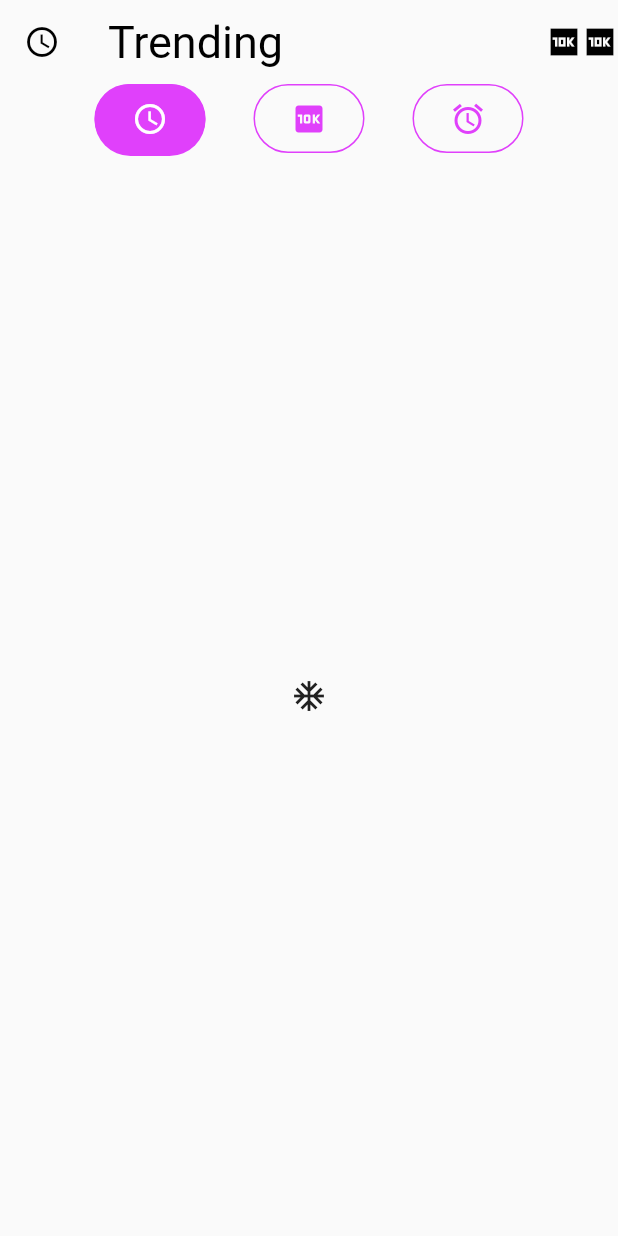
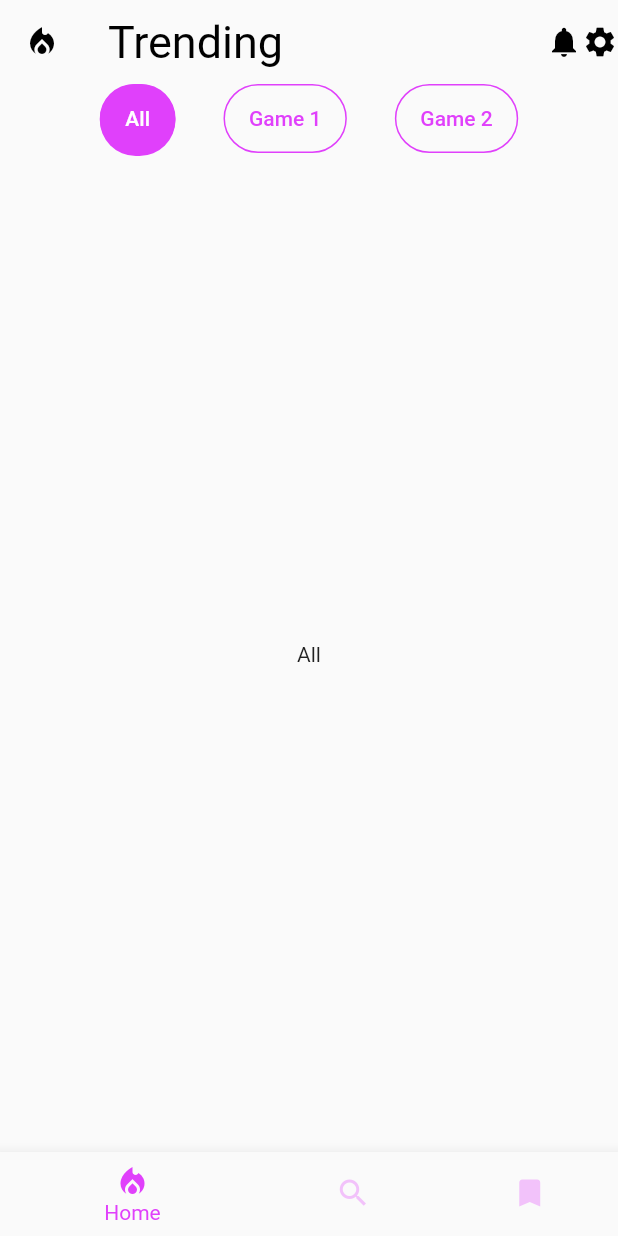
Before and after one commit to skyblastx/watch-this, a Flutter app: the screen it shows after launch, on a phone screen of 412 x 824 dp. Run offline on Flutter 3.47's test engine with Material 2 defaults, Android fonts, the phone set to English and light mode, and no system bars; statements that could not run were skipped.

Commit message:
UI update
- Removed demopage.dart
+ Added bottom nav bar, search tab and bookmark tab

```diff
--- a/lib/demopage.dart
+++ /dev/null
@@ -1,84 +0,0 @@
-import 'package:flutter/material.dart';
-
-class TabBarDemo extends StatelessWidget{
-  const TabBarDemo({Key? key}) : super(key:key);
-
-  @override
-  Widget build(BuildContext context)
-  {
-    return MaterialApp(
-      home: DefaultTabController(
-        length: 3,
-        child: Scaffold(
-          appBar: AppBar(
-            leading: const Icon(Icons.access_time, color: Colors.black),
-            title: const Text("Trending"),
-            titleTextStyle: const TextStyle(color: Colors.black, fontSize: 30),
-            backgroundColor: Colors.transparent,
-            elevation: 0,
-            actions: const [
-              Icon(Icons.ten_k_sharp, color: Colors.black),
-              Icon(Icons.ten_k_sharp, color: Colors.black)
-            ],
-            bottom: TabBar(
-              isScrollable: true,
-              unselectedLabelColor: Colors.purpleAccent,
-              indicatorSize: TabBarIndicatorSize.label,
-              indicator: BoxDecoration(
-                borderRadius: BorderRadius.circular(50),
-                color: Colors.purpleAccent),
-              tabs: [
-                Tab(
-                  child: Container(
-                    decoration: BoxDecoration(
-                      borderRadius: BorderRadius.circular(50),
-                      border: Border.all(color: Colors.purpleAccent, width: 1)
-                    ),
-                    child: const Align(
-                      alignment: Alignment.center,
-                      child: Icon(Icons.access_time),
-                      widthFactor: 3
-                    ),
-                  ),
-                ),
-                Tab(
-                  child: Container(
-                    decoration: BoxDecoration(
-                        borderRadius: BorderRadius.circular(50),
-                        border: Border.all(color: Colors.purpleAccent, width: 1)
-                    ),
-                    child: const Align(
-                      alignment: Alignment.center,
-                      child: Icon(Icons.ten_k),
-                      widthFactor: 3,
-                    ),
-                  ),
-                ),
-                Tab(
-                  child: Container(
-                    decoration: BoxDecoration(
-                        borderRadius: BorderRadius.circular(50),
-                        border: Border.all(color: Colors.purpleAccent, width: 1)
-                    ),
-                    child: const Align(
-                      alignment: Alignment.center,
-                      child: Icon(Icons.access_alarms),
-                      widthFactor: 3,
-                    ),
-                  ),
-                ),
-              ],
-              )
-            ),
-          body: const TabBarView(
-            children: [
-              Icon(Icons.ac_unit_sharp),
-              Icon(Icons.ten_k),
-              Icon(Icons.directions_bike)
-            ],
-          ),
-        ),
-      )
-    );
-  }
-}
--- /dev/null
+++ b/lib/landing/landing_tab.dart
@@ -0,0 +1,53 @@
+import 'package:animations/animations.dart';
+import 'package:flutter/material.dart';
+import 'package:watch_this/landing/tabs/home_tab.dart';
+import 'package:watch_this/landing/tabs/search_tab.dart';
+import 'package:watch_this/landing/tabs/bookmark_tab.dart';
+
+class LandingTab extends StatefulWidget {
+  const LandingTab({Key? key}) : super(key: key);
+
+  @override
+  _LandingTabState createState() => _LandingTabState();
+}
+
+class _LandingTabState extends State<LandingTab> {
+  int pageIndex = 0;
+  List<Widget> pageList = <Widget>[
+    HomeTab(),
+    SearchTab(),
+    BookmarkTab()
+  ];
+
+  @override
+  Widget build(BuildContext context) {
+    return Scaffold(
+      body: PageTransitionSwitcher(
+          transitionBuilder: (child, primaryAnimation, secondaryAnimation) =>
+              FadeThroughTransition(
+                animation: primaryAnimation,
+                secondaryAnimation: secondaryAnimation,
+                child: child,
+              ),
+              child: pageList[pageIndex],
+      ),
+      bottomNavigationBar: BottomNavigationBar(
+        selectedItemColor: Colors.purpleAccent,
+        unselectedItemColor: const Color(0xFFE040FB).withOpacity(0.3), // This is the color code for purple accent
+        currentIndex: pageIndex,
+        onTap: (value) {
+          setState(() {
+            pageIndex = value;
+          });
+        },
+        type: BottomNavigationBarType.shifting,
+        items: const [
+          BottomNavigationBarItem(icon: Icon(Icons.local_fire_department), label: "Home"),
+          BottomNavigationBarItem(icon: Icon(Icons.search), label: "Search"),
+          BottomNavigationBarItem(icon: Icon(Icons.bookmark), label: "Bookmarks")
+        ],
+      ),
+    );
+  }
+
+}
--- /dev/null
+++ b/lib/landing/tabs/bookmark_tab.dart
@@ -0,0 +1,13 @@
+import 'package:flutter/material.dart';
+
+class BookmarkTab extends StatelessWidget {
+  @override
+  Widget build(BuildContext context) {
+    return const MaterialApp(
+      home: Center(
+          child: Text("Bookmark Tab")
+      ),
+    );
+  }
+
+}
--- /dev/null
+++ b/lib/landing/tabs/home_tab.dart
@@ -0,0 +1,89 @@
+import 'package:animations/animations.dart';
+import 'package:flutter/material.dart';
+
+class HomeTab extends StatelessWidget{
+  @override
+  Widget build(BuildContext context)
+  {
+    return MaterialApp(
+        home: DefaultTabController(
+          length: 3,
+          child: Scaffold(
+            appBar: AppBar(
+                leading: const Icon(Icons.local_fire_department, color: Colors.black),
+                title: const Text("Trending"),
+                titleTextStyle: const TextStyle(color: Colors.black, fontSize: 30),
+                backgroundColor: Colors.transparent,
+                elevation: 0,
+                actions: const [
+                  Icon(Icons.notifications, color: Colors.black),
+                  Icon(Icons.settings, color: Colors.black)
+                ],
+                bottom: TabBar(
+                  isScrollable: true,
+                  unselectedLabelColor: Colors.purpleAccent,
+                  indicatorSize: TabBarIndicatorSize.label,
+                  indicator: BoxDecoration(
+                      borderRadius: BorderRadius.circular(50),
+                      color: Colors.purpleAccent),
+                  tabs: [
+                    Tab(
+                      child: Container(
+                        padding: const EdgeInsets.fromLTRB(16, 8, 16, 8),
+                        decoration: BoxDecoration(
+                            borderRadius: BorderRadius.circular(50),
+                            border: Border.all(color: Colors.purpleAccent, width: 1)
+                        ),
+                        child: const Align(
+                            alignment: Alignment.center,
+                            child: Text("All")
+                        ),
+                      ),
+                    ),
+                    Tab(
+                      child: Container(
+                        padding: const EdgeInsets.fromLTRB(16, 8, 16, 8),
+                        decoration: BoxDecoration(
+                            borderRadius: BorderRadius.circular(50),
+                            border: Border.all(color: Colors.purpleAccent, width: 1)
+                        ),
+                        child: const Align(
+                          alignment: Alignment.center,
+                          child: Text("Game 1")
+                        ),
+                      ),
+                    ),
+                    Tab(
+                      child: Container(
+                        padding: const EdgeInsets.fromLTRB(16, 8, 16, 8),
+                        decoration: BoxDecoration(
+                            borderRadius: BorderRadius.circular(50),
+                            border: Border.all(color: Colors.purpleAccent, width: 1)
+                        ),
+                        child: const Align(
+                          alignment: Alignment.center,
+                          child: Text("Game 2")
+                        ),
+                      ),
+                    ),
+                  ],
+                )
+            ),
+            body: const TabBarView(
+              children: [
+                Center(
+                    child: Text("All")
+                ),
+                Center(
+                    child: Text("Game 1")
+                ),
+                Center(
+                    child: Text("Game 2")
+                )
+              ],
+            ),
+          ),
+        ),
+    );
+  }
+}
--- /dev/null
+++ b/lib/landing/tabs/search_tab.dart
@@ -0,0 +1,13 @@
+import 'package:flutter/material.dart';
+
+class SearchTab extends StatelessWidget {
+  @override
+  Widget build(BuildContext context) {
+    return const MaterialApp(
+      home: Center(
+        child: Text("Search Tab")
+      ),
+    );
+  }
+
+}
--- a/lib/main.dart
+++ b/lib/main.dart
@@ -1,5 +1,5 @@
 import 'package:flutter/material.dart';
-import 'package:watch_this/demopage.dart';
+import 'landing/landing_tab.dart';
 
 void main() {
   runApp(const MyApp());
@@ -38,7 +38,7 @@ class MyHomePage extends StatelessWidget {
 
   @override
   Widget build(BuildContext context) {
-    return const TabBarDemo();
+    return const LandingTab();
   }
 }
 
--- a/pubspec.yaml
+++ b/pubspec.yaml
@@ -34,6 +34,9 @@ dependencies:
   # The following adds the Cupertino Icons font to your application.
   # Use with the CupertinoIcons class for iOS style icons.
   cupertino_icons: ^1.0.2
+
+  # This package contains pre-canned animations for commonly desired effects
+  animations: ^2.0.2
 
 dev_dependencies:
   flutter_native_splash: ^1.3.2
```
